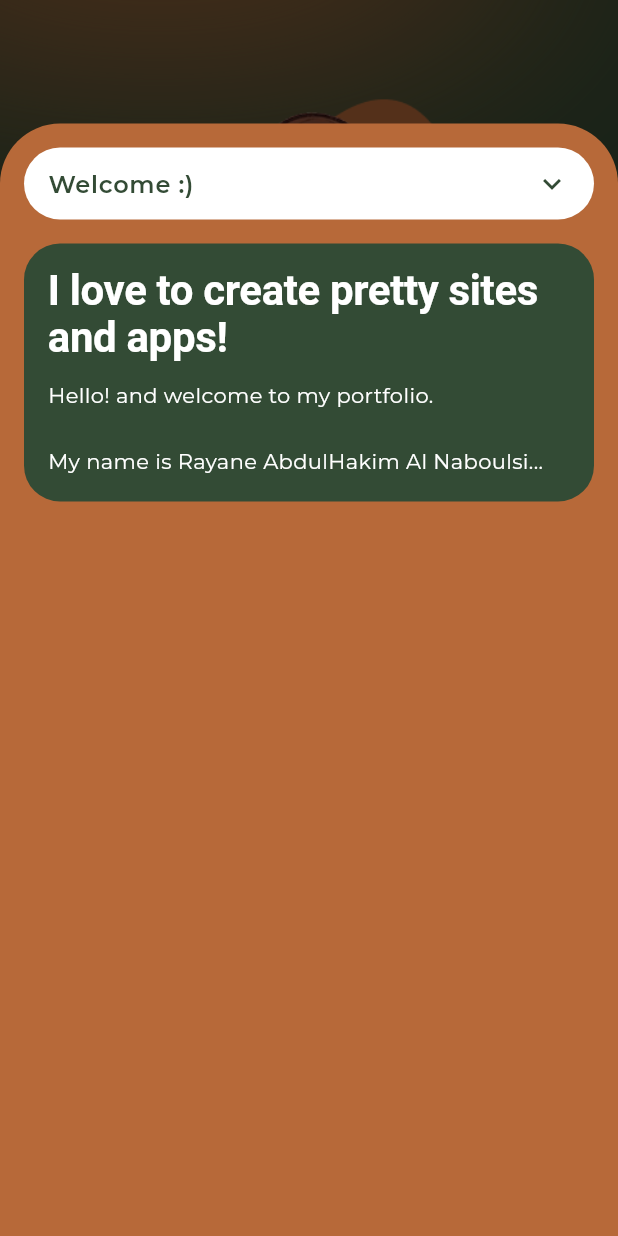
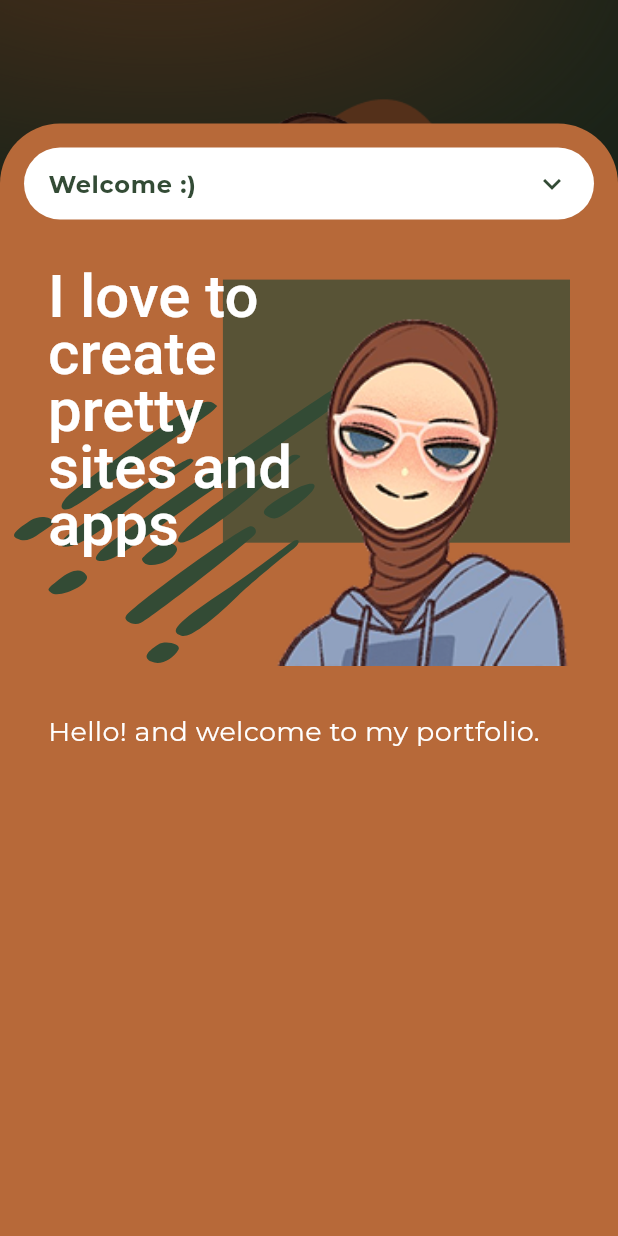
Before and after one commit to Rayane300402/application_portfolio, a Flutter app: the screen it shows after launch, after a tap on an icon or button, on a phone screen of 412 x 824 dp. Run offline on Flutter 3.47's test engine with Material 3 defaults, Android fonts, the phone set to English and light mode, and no system bars; our stand-ins replace flutter_svg, google_fonts; missing offline and left inert: file_saver.

Commit message:
minor fix in dropdown + hald of welcomeSection.dart is completed

```diff
--- a/lib/components/customDropDown.dart
+++ b/lib/components/customDropDown.dart
@@ -56,7 +56,7 @@ class _CustomDropdownState extends State<CustomDropdown> with SingleTickerProvid
                 widget.value,
                 style: Theme.of(context).textTheme.bodyLarge!.copyWith(
                   color: AppTheme.primaryGreen,
-                  fontWeight: FontWeight.w600,
+                  fontWeight: FontWeight.w700,
                 ),
               ),
               const SizedBox(width: 10),
--- a/lib/features/welcomeSection.dart
+++ b/lib/features/welcomeSection.dart
@@ -1,4 +1,7 @@
 import 'package:flutter/material.dart';
+import 'package:flutter_svg/svg.dart';
+
+import '../theme/theme.dart';
 
 class WelcomeSection extends StatelessWidget {
   const WelcomeSection({super.key});
@@ -6,18 +9,92 @@ class WelcomeSection extends StatelessWidget {
   @override
   Widget build(BuildContext context) {
     final t = Theme.of(context).textTheme;
+    return LayoutBuilder(
+        builder: (context, constraint) {
+          final w = constraint.maxWidth;
+          final headlineSize = w * 0.12; // ~ responsive  (e.g. 28–34 on phones)
+          final rectWidth = w * 0.55;
+          final rectHeight = headlineSize * 4.2; // roughly the block behind the avatar
+          final avatarSize = rectHeight * 1.5;
+
           return Column(
             crossAxisAlignment: CrossAxisAlignment.start,
             children: [
-        Text('I love to create pretty sites and apps!',
-            style: t.displayLarge!.copyWith(fontSize: 28)),
-        const SizedBox(height: 12),
+              SizedBox(
+                height: rectHeight + 20,
+                child: Stack(
+                  clipBehavior: Clip.none,
+                  children: [
+
+                    Positioned(
+                      right: 0,
+                      top: 8,
+                      width: rectWidth +40,
+                      height: rectHeight,
+                      child: Container(
+                        decoration: BoxDecoration(
+                          color: AppTheme.primaryGreen72,
+                          // borderRadius: BorderRadius.circular(8),
+                        ),
+                      ),
+                    ),
+
+                    Positioned(
+                      left:-rectWidth * 0.13,
+                      top: rectHeight * 0.32,
+                      child: IgnorePointer(
+                        child: SvgPicture.asset(
+                          'assets/images/ScratchDash.svg',
+                          colorFilter: const ColorFilter.mode(
+                            AppTheme.primaryGreen, // light accent like your design
+                            BlendMode.srcATop,
+                          ),
+                          width: rectWidth * 1.2,
+                        ),
+                      ),
+                    ),
+
+                    Positioned(
+                      right: -rectWidth * 0.13,
+                      bottom: - rectHeight * 0.4,
+                      width: avatarSize,
+                      height: avatarSize,
+                      child: Image.asset(
+                        'assets/images/profileSmall.png',
+                        fit: BoxFit.contain,
+                      ),
+                    ),
+
+                    Positioned(
+                      left: 0,
+                      top: 0,
+                      width: w * 0.55,
+                      child: Text(
+                        "I love to\ncreate\npretty\nsites and\napps",
+                        style: t.displayMedium!.copyWith(
+                            fontSize: headlineSize.clamp(27, 40),
+                            height: 0.95
+                        ),
+                      ),
+                    ),
+
+                  ],
+                ),
+              ),
+
+              const SizedBox(height: 100,),
+
               Text(
-          "Hello! and welcome to my portfolio.\n\n"
-              "My name is Rayane AbdulHakim Al Naboulsi...",
-          style: t.bodyMedium!.copyWith(height: 1.6),
+                "Hello! and welcome to my portfolio.",
+                style: t.bodyMedium!.copyWith(
+                  fontSize: 18,
+                  height: 1.5,
                 ),
+              ),
+
             ],
           );
         }
+    );
   }
+}
--- a/lib/sheets/getToKnowMe.dart
+++ b/lib/sheets/getToKnowMe.dart
@@ -111,10 +111,6 @@ class _KnowMeSheetState extends State<KnowMeSheet> {
                 child: Container(
                   key: ValueKey(_selected),
                   padding: const EdgeInsets.all(16),
-                  decoration: BoxDecoration(
-                    color: AppTheme.primaryGreen,
-                    borderRadius: BorderRadius.circular(24)
-                  ),
                   child: _bodyFor(_selected),
                 ),
 
```
Also changed, not shown: assets/images/ScratchDash.png (deleted), assets/images/ScratchDash.svg (added), assets/images/WoodSpiral.png (deleted), assets/images/WoodSpiral.svg (added). Lines whose indentation alone changed are shown as unchanged.
